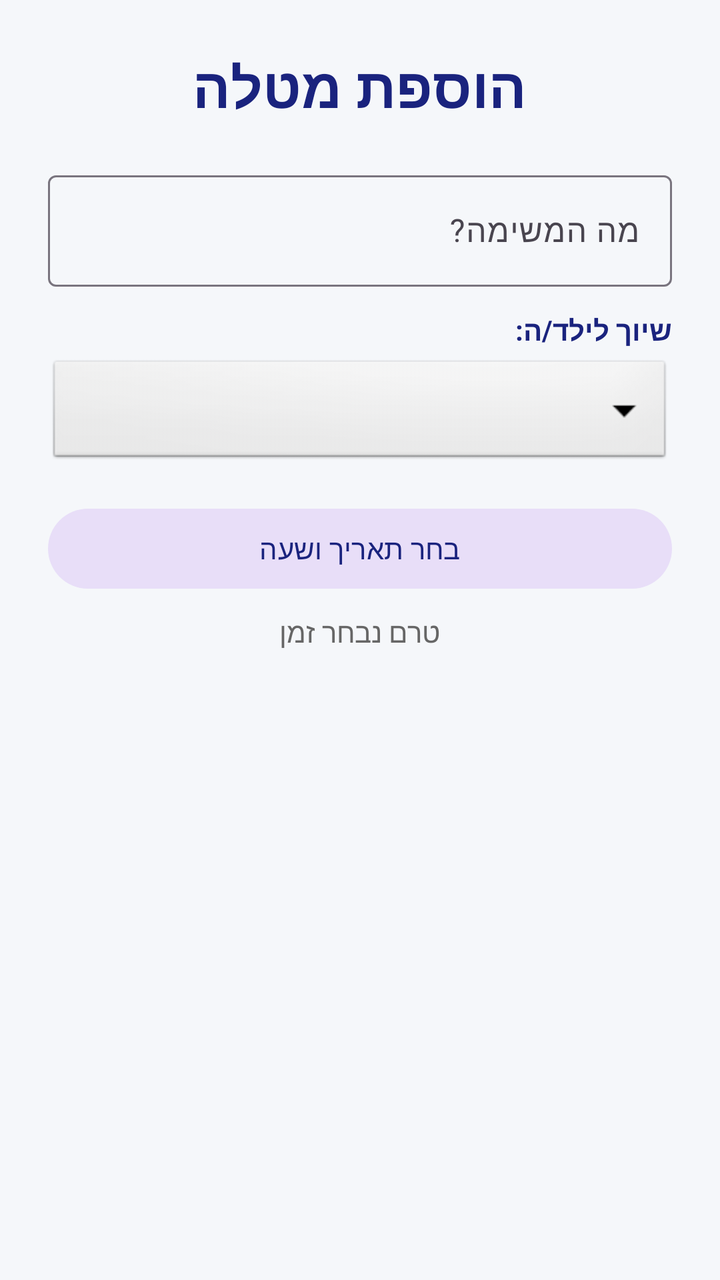
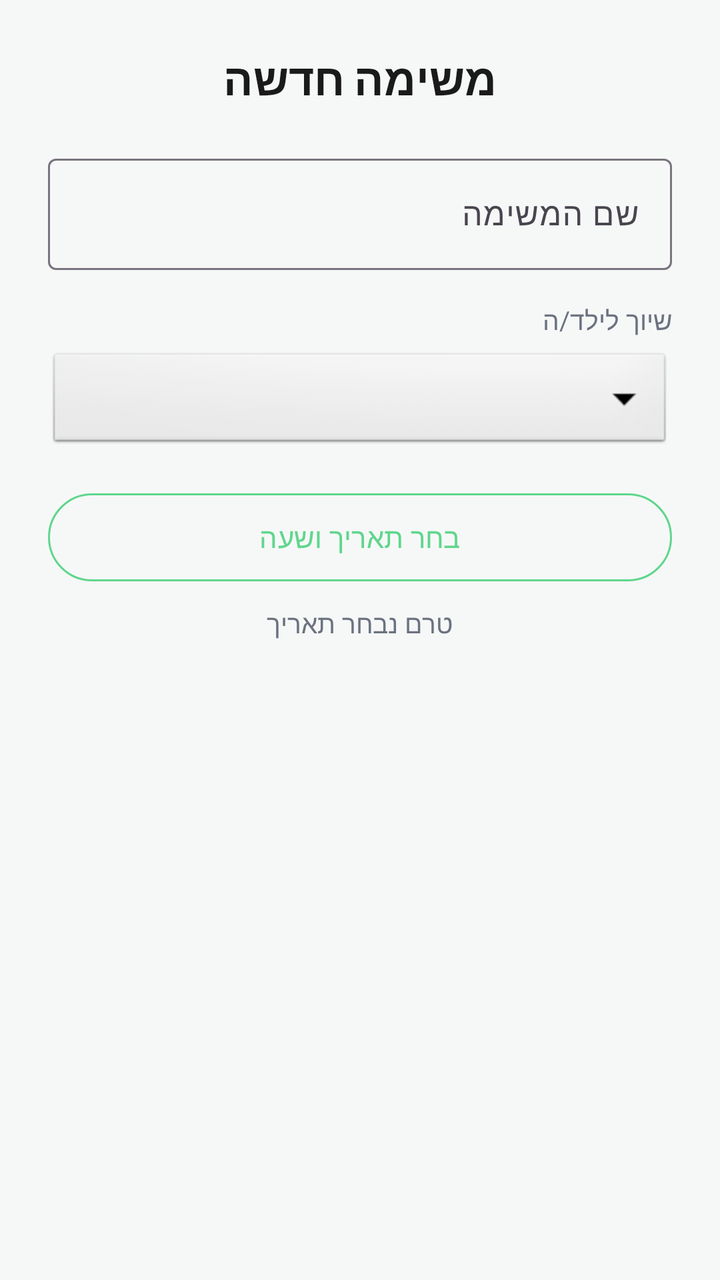

An Android layout rendered at two revisions. The XML below is the earlier revision; the diff shows what the commit changed to produce the second picture.
<!-- AndroidManifest.xml: application theme Theme.FinalApplication -->
<!-- res/layout/dialog_add_task.xml -->
<?xml version="1.0" encoding="utf-8"?>
<ScrollView xmlns:android="http://schemas.android.com/apk/res/android"
    xmlns:app="http://schemas.android.com/apk/res-auto"
    android:layout_width="match_parent"
    android:layout_height="wrap_content">

    <LinearLayout
        android:layout_width="match_parent"
        android:layout_height="wrap_content"
        android:orientation="vertical"
        android:padding="24dp"
        android:layoutDirection="rtl">

        <TextView
            android:layout_width="wrap_content"
            android:layout_height="wrap_content"
            android:text="הוספת מטלה"
            android:textSize="28sp"
            android:textStyle="bold"
            android:textColor="#1A237E"
            android:layout_gravity="center"
            android:layout_marginBottom="20dp"/>

        <com.google.android.material.textfield.TextInputLayout
            style="@style/Widget.Material3.TextInputLayout.OutlinedBox"
            android:layout_width="match_parent"
            android:layout_height="wrap_content"
            android:hint="מה המשימה?"
            android:layout_marginBottom="12dp">
            <com.google.android.material.textfield.TextInputEditText
                android:id="@+id/etTaskName"
                android:layout_width="match_parent"
                android:layout_height="wrap_content"
                android:inputType="text"/>
        </com.google.android.material.textfield.TextInputLayout>

        <TextView
            android:layout_width="wrap_content"
            android:layout_height="wrap_content"
            android:text="שיוך לילד/ה:"
            android:textColor="#1A237E"
            android:textStyle="bold"
            android:layout_marginBottom="4dp"/>

        <Spinner
            android:id="@+id/spinnerChildren"
            android:layout_width="match_parent"
            android:layout_height="56dp"
            android:background="@android:drawable/btn_dropdown"
            android:layout_marginBottom="16dp" />

        <Button
            android:id="@+id/btnSetDate"
            style="@style/Widget.Material3.Button.TonalButton"
            android:layout_width="match_parent"
            android:layout_height="wrap_content"
            android:text="בחר תאריך ושעה"
            android:textColor="#1A237E"
            android:layout_marginBottom="8dp"/>

        <TextView
            android:id="@+id/tvSelectedDateTime"
            android:layout_width="wrap_content"
            android:layout_height="wrap_content"
            android:text="טרם נבחר זמן"
            android:layout_gravity="center"
            android:textColor="#666666"
            android:layout_marginBottom="12dp"/>

    </LinearLayout>
</ScrollView>
<!-- resources referenced by this layout -->
<resources>
  <style name="Theme.FinalApplication" parent="Base.Theme.FinalApplication" />
  <style name="Base.Theme.FinalApplication" parent="Theme.Material3.DayNight.NoActionBar">
          <item name="colorPrimary">#1A237E</item>
          <item name="android:windowBackground">#F5F7FA</item>
  
          <item name="android:statusBarColor">#FFFFFF</item>
          <item name="android:windowLightStatusBar">true</item>
  
          <item name="android:navigationBarColor">#FFFFFF</item>
          <item name="android:windowDrawsSystemBarBackgrounds">true</item>
      </style>
</resources>

<!-- the commit's change to res/layout/dialog_add_task.xml (unified diff, before → after) -->
@@ -12,60 +12,68 @@
         android:layoutDirection="rtl">
 
         <TextView
-            android:layout_width="wrap_content"
+            android:layout_width="match_parent"
             android:layout_height="wrap_content"
-            android:text="הוספת מטלה"
-            android:textSize="28sp"
+            android:text="משימה חדשה"
+            android:textSize="22sp"
             android:textStyle="bold"
-            android:textColor="#1A237E"
-            android:layout_gravity="center"
-            android:layout_marginBottom="20dp"/>
+            android:textColor="@color/colorTextPrimary"
+            android:gravity="center"
+            android:layout_marginBottom="20dp" />
 
+        
         <com.google.android.material.textfield.TextInputLayout
             style="@style/Widget.Material3.TextInputLayout.OutlinedBox"
             android:layout_width="match_parent"
             android:layout_height="wrap_content"
-            android:hint="מה המשימה?"
-            android:layout_marginBottom="12dp">
+            android:hint="שם המשימה"
+            android:layout_marginBottom="16dp">
+
             <com.google.android.material.textfield.TextInputEditText
                 android:id="@+id/etTaskName"
                 android:layout_width="match_parent"
                 android:layout_height="wrap_content"
-                android:inputType="text"/>
+                android:inputType="text" />
         </com.google.android.material.textfield.TextInputLayout>
 
+        
         <TextView
-            android:layout_width="wrap_content"
+            android:layout_width="match_parent"
             android:layout_height="wrap_content"
-            android:text="שיוך לילד/ה:"
-            android:textColor="#1A237E"
-            android:textStyle="bold"
-            android:layout_marginBottom="4dp"/>
+            android:text="שיוך לילד/ה"
+            android:textSize="13sp"
+            android:textColor="@color/colorTextSecondary"
+            android:layout_marginBottom="6dp" />
 
         <Spinner
             android:id="@+id/spinnerChildren"
             android:layout_width="match_parent"
-            android:layout_height="56dp"
+            android:layout_height="52dp"
             android:background="@android:drawable/btn_dropdown"
             android:layout_marginBottom="16dp" />
 
+        
         <Button
             android:id="@+id/btnSetDate"
-            style="@style/Widget.Material3.Button.TonalButton"
+            style="@style/Widget.Material3.Button.OutlinedButton"
             android:layout_width="match_parent"
-            android:layout_height="wrap_content"
+            android:layout_height="52dp"
             android:text="בחר תאריך ושעה"
-            android:textColor="#1A237E"
-            android:layout_marginBottom="8dp"/>
+            android:textColor="@color/colorPrimary"
+            android:textAllCaps="false"
+            app:strokeColor="@color/colorPrimary"
+            app:cornerRadius="26dp"
+            android:layout_marginBottom="8dp" />
 
         <TextView
             android:id="@+id/tvSelectedDateTime"
-            android:layout_width="wrap_content"
+            android:layout_width="match_parent"
             android:layout_height="wrap_content"
-            android:text="טרם נבחר זמן"
-            android:layout_gravity="center"
-            android:textColor="#666666"
-            android:layout_marginBottom="12dp"/>
+            android:text="טרם נבחר תאריך"
+            android:gravity="center"
+            android:textColor="@color/colorTextSecondary"
+            android:textSize="13sp"
+            android:layout_marginBottom="8dp" />
 
     </LinearLayout>
 </ScrollView>
<!-- resource entries referenced after the edit -->
@@ -1,15 +1,35 @@
 <!-- resources referenced by this layout -->
 <resources>
+  <color name="colorPrimary">#60D68D</color>
+  <color name="colorTextPrimary">#1A1A1A</color>
+  <color name="colorTextSecondary">#6B7280</color>
   <style name="Theme.FinalApplication" parent="Base.Theme.FinalApplication" />
   <style name="Base.Theme.FinalApplication" parent="Theme.Material3.DayNight.NoActionBar">
-          <item name="colorPrimary">#1A237E</item>
-          <item name="android:windowBackground">#F5F7FA</item>
-  
-          <item name="android:statusBarColor">#FFFFFF</item>
+          <item name="colorPrimary">@color/colorPrimary</item>
+          <item name="colorOnPrimary">@color/colorOnPrimary</item>
+          <item name="colorPrimaryContainer">@color/colorPrimaryContainer</item>
+          <item name="colorOnPrimaryContainer">@color/colorOnPrimary</item>
+          <item name="colorSurface">@color/colorSurface</item>
+          <item name="colorSurfaceVariant">@color/colorSurfaceVariant</item>
+          <item name="colorError">@color/colorError</item>
+          
+          <item name="android:windowBackground">@color/colorBackground</item>
+          <item name="android:statusBarColor">@android:color/transparent</item>
           <item name="android:windowLightStatusBar">true</item>
-  
-          <item name="android:navigationBarColor">#FFFFFF</item>
+          <item name="android:navigationBarColor">@color/colorSurface</item>
           <item name="android:windowDrawsSystemBarBackgrounds">true</item>
+          <item name="android:windowAnimationStyle">@null</item>
+          
+          <item name="android:layoutDirection">rtl</item>
+          
+          <item name="android:fontFamily">sans-serif</item>
+          <item name="fontFamily">sans-serif</item>
       </style>
+  <color name="colorOnPrimary">#0D2017</color>
+  <color name="colorPrimaryContainer">#C8F0DB</color>
+  <color name="colorSurface">#FFFFFF</color>
+  <color name="colorSurfaceVariant">#EEF6F1</color>
+  <color name="colorError">#E5484D</color>
+  <color name="colorBackground">#F6F8F7</color>
 </resources>
 
